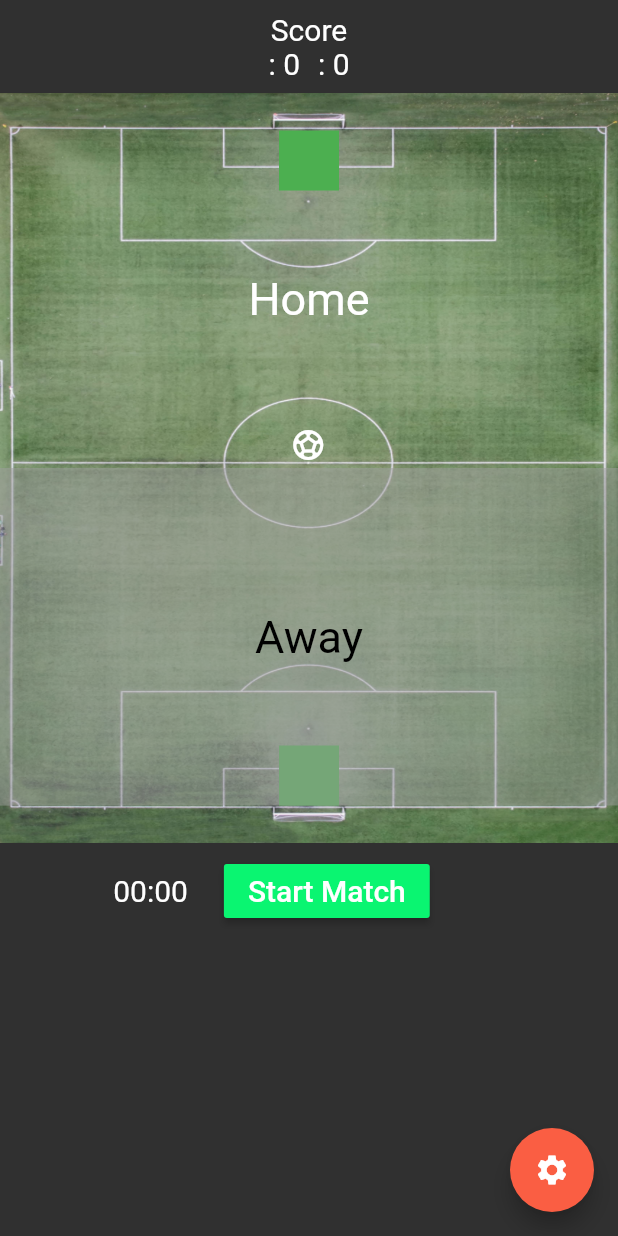
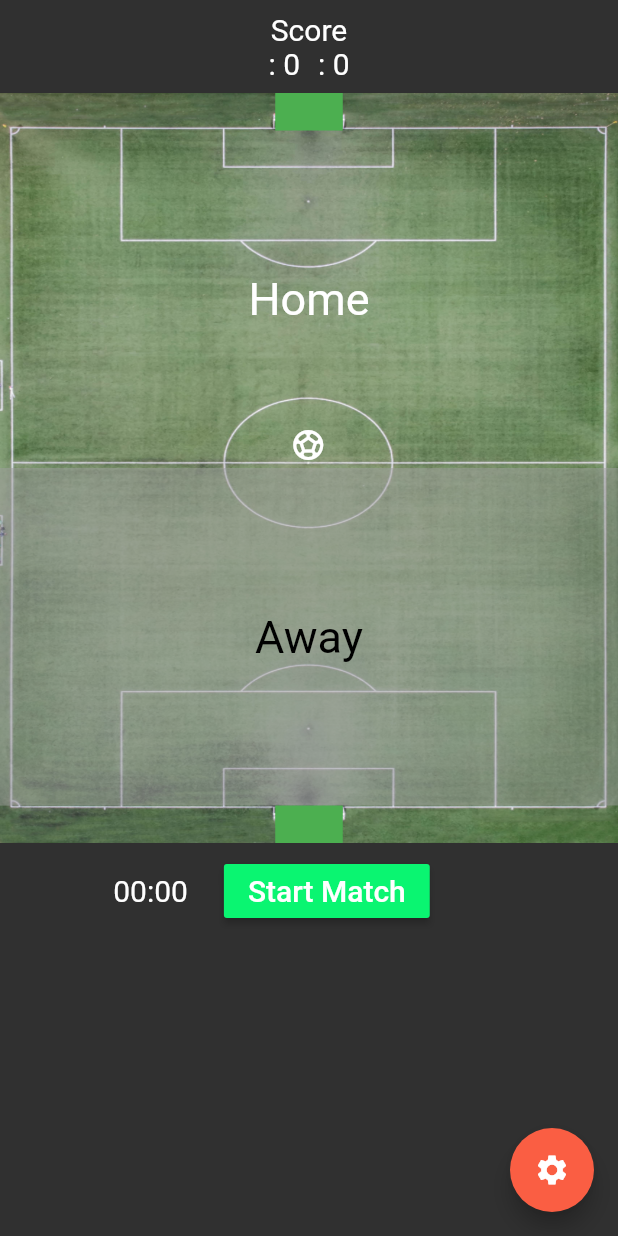
Before and after one commit to mariusschroeter/simple-football-tracker, a Flutter app: the AddMatchStartMatchScreen screen opened directly with empty values, on a phone screen of 412 x 824 dp. Run offline on Flutter 3.47's test engine with Material 2 defaults, Android fonts, the phone set to English and light mode, and no system bars; our stand-ins replace flutter_svg; network calls fail; Roboto replaces fonts that are missing (Georgia).

Commit message:
#change goal zones and ball to midfield after goal #NEXT: Shot can have different endings

```diff
--- a/lib/screens/add_match_start_match.screen.dart
+++ b/lib/screens/add_match_start_match.screen.dart
@@ -399,12 +399,18 @@ class _AddMatchStartMatchScreenState extends State<AddMatchStartMatchScreen> {
     if (isHomeShot) {
       setState(() {
         _homeTeamShots = _homeTeamShots + 1;
-        if (isGoal) _homeTeamGoals = _homeTeamGoals + 1;
+        if (isGoal) {
+          _homeTeamGoals = _homeTeamGoals + 1;
+          _switchTeamBallPossession(isHome: false, isInit: true);
+        }
       });
     } else {
       setState(() {
         _awayTeamShots = _awayTeamShots + 1;
-        if (isGoal) _awayTeamGoals = _awayTeamGoals + 1;
+        if (isGoal) {
+          _awayTeamGoals = _awayTeamGoals + 1;
+          _switchTeamBallPossession(isHome: true, isInit: true);
+        }
       });
     }
   }
@@ -464,16 +470,10 @@ class _AddMatchStartMatchScreenState extends State<AddMatchStartMatchScreen> {
                     ),
                   ),
                   child: Column(
-                    crossAxisAlignment: CrossAxisAlignment.start,
                     children: [
-                      Container(
-                        height: 25,
-                        child: Padding(
-                            padding: EdgeInsets.only(left: 8.0),
-                            child: NormalTextSize(
-                              title: homeTeam,
-                              color: Colors.white,
-                            )),
+                      MatchGoal(
+                        onShot: _checkShot,
+                        isHomeShot: false,
                       ),
                       GestureDetector(
                         onTapDown: (TapDownDetails details) =>
@@ -574,22 +574,6 @@ class _AddMatchStartMatchScreenState extends State<AddMatchStartMatchScreen> {
                                     ? Colors.white
                                     : Colors.black,
                               ),
-                              Positioned(
-                                top: 0,
-                                left: _screenWidth / 2 - 20,
-                                child: MatchGoal(
-                                  onShot: _checkShot,
-                                  isHomeShot: false,
-                                ),
-                              ),
-                              Positioned(
-                                bottom: 0,
-                                left: _screenWidth / 2 - 20,
-                                child: MatchGoal(
-                                  onShot: _checkShot,
-                                  isHomeShot: true,
-                                ),
-                              ),
                               Visibility(
                                 visible: _isPossessionQuestion,
                                 child: Column(
@@ -637,22 +621,9 @@ class _AddMatchStartMatchScreenState extends State<AddMatchStartMatchScreen> {
                           ),
                         ),
                       ),
-                      Row(
-                        mainAxisAlignment: MainAxisAlignment.end,
-                        children: [
-                          Padding(
-                              padding: EdgeInsets.only(right: 8.0),
-                              child:
-                                  // ?
-                                  NormalTextSize(
-                                title: awayTeam,
-                              )
-                              // : NormalTextSize(
-                              //     title: homeTeam,
-                              //     color: Colors.white,
-                              //   ),
-                              ),
-                        ],
+                      MatchGoal(
+                        onShot: _checkShot,
+                        isHomeShot: true,
                       ),
                     ],
                   )),
--- a/lib/widgets/match_ball.dart
+++ b/lib/widgets/match_ball.dart
@@ -49,12 +49,12 @@ class MatchGoal extends StatelessWidget {
     return DragTarget(
       builder: (context, candidates, rejects) {
         return Container(
-          height: 40,
-          width: 40,
+          height: 25,
+          width: 45,
           color: Colors.green,
         );
       },
-      onAccept: (value) => onShot(isHomeShot),
+      onAccept: (_) => onShot(isHomeShot),
     );
   }
 }
```
